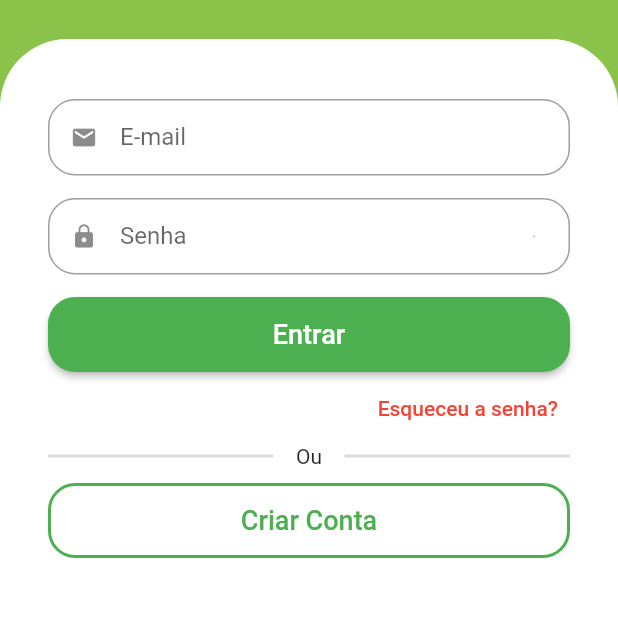
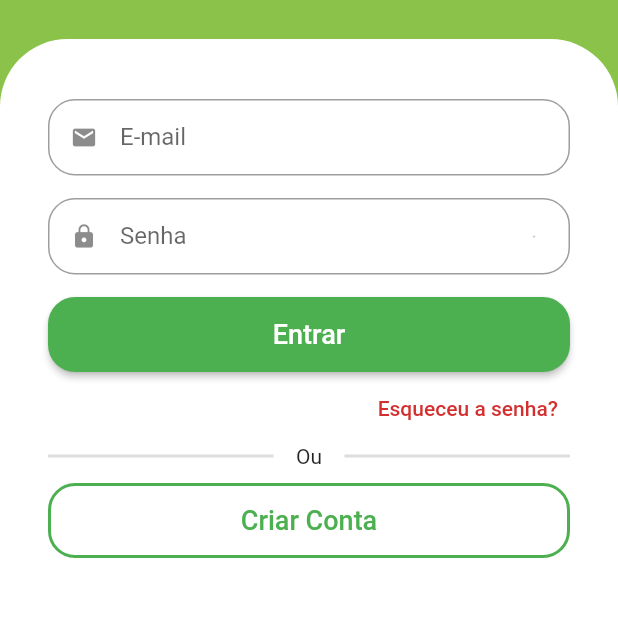
Before and after one commit to soapmactavish23/greengroccer, a Flutter app: the screen it shows after launch, on a phone screen of 412 x 824 dp, the part 618-1236 px from its top. Run offline on Flutter 3.47's test engine with Material 2 defaults, Android fonts, the phone set to English and light mode, and no system bars; drawn by our look-alikes of animated_text_kit.

Commit message:
Adicionando uma rolagem na tela

```diff
--- a/lib/src/auth/sign_in_screen.dart
+++ b/lib/src/auth/sign_in_screen.dart
@@ -8,9 +8,15 @@ class SignInScreen extends StatelessWidget {
 
   @override
   Widget build(BuildContext context) {
+
+    final size = MediaQuery.of(context).size;
+
     return Scaffold(
       backgroundColor: CustomColors.customSwatchColor,
-      body: Column(children: [
+      body: SingleChildScrollView(
+        child: SizedBox(
+          height: size.height,
+          child: Column(children: [
             Expanded(
               child: Column(
                 mainAxisAlignment: MainAxisAlignment.center,
@@ -94,9 +100,9 @@ class SignInScreen extends StatelessWidget {
                     alignment: Alignment.centerRight,
                     child: TextButton(
                       onPressed: () {},
-                  child: const Text(
+                      child: Text(
                         "Esqueceu a senha?",
-                    style: TextStyle(color: Colors.red),
+                        style: TextStyle(color: CustomColors.customContrastColor),
                       ),
                     ),
                   ),
@@ -146,6 +152,8 @@ class SignInScreen extends StatelessWidget {
               ),
             ),
           ]),
+        ),
+      ),
     );
   }
 }
```
Lines whose indentation alone changed are shown as unchanged.
